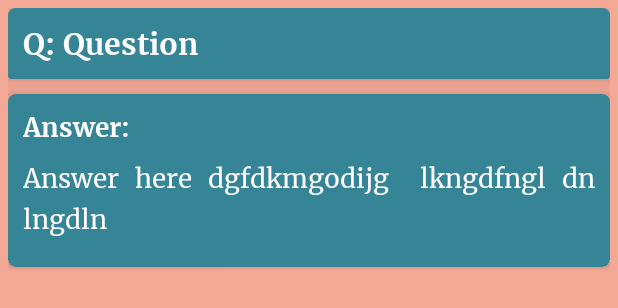
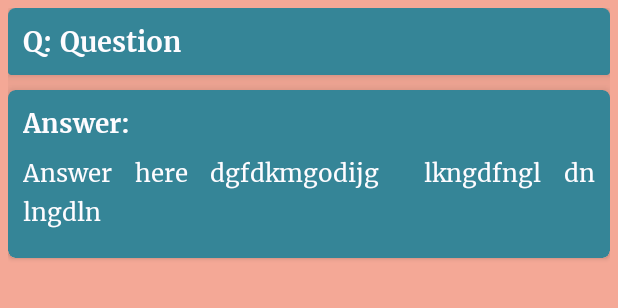
Before and after one commit to brahmy/InterviewExchange, an Android app: the layout fragment_second.xml on its own in the app's theme, with its tools: preview values and no code run, on a phone screen of 412 x 824 dp. Shown: the top 308 px of the screen. Run offline under Robolectric (Android 15) with nearby library versions, the light colour scheme and no system bars; Roboto replaces fonts that are not available here.

Commit message:
Interview Exchange new changes

```diff
--- a/app/build.gradle
+++ b/app/build.gradle
@@ -12,8 +12,8 @@ android {
         applicationId "com.asab.interviewexchange"
         minSdkVersion 16
         targetSdkVersion 30
-        versionCode 1
-        versionName "1.0"
+        versionCode 2
+        versionName "1.0.1"
         multiDexEnabled true
 
         testInstrumentationRunner "androidx.test.runner.AndroidJUnitRunner"
--- a/app/src/main/res/layout/activity_main.xml
+++ b/app/src/main/res/layout/activity_main.xml
@@ -30,6 +30,7 @@
         android:layout_width="wrap_content"
         android:layout_height="wrap_content"
         android:layout_gravity="bottom|end"
+        android:visibility="gone"
         android:layout_margin="@dimen/fab_margin"
         app:srcCompat="@android:drawable/ic_dialog_email" />
 
--- a/app/src/main/res/layout/fragment_second.xml
+++ b/app/src/main/res/layout/fragment_second.xml
@@ -33,7 +33,7 @@
                 android:id="@+id/textview_question_sn0"
                 android:layout_width="wrap_content"
                 android:layout_height="wrap_content"
-                android:textSize="20sp"
+                android:textSize="18sp"
                 android:textColor="@color/milk"
                 android:fontFamily="@font/merriweather_bold"
                 android:text="Q:" />
@@ -41,7 +41,7 @@
                 android:id="@+id/textview_question"
                 android:layout_width="wrap_content"
                 android:layout_marginStart="5dp"
-                android:textSize="20sp"
+                android:textSize="18sp"
                 android:textColor="@color/milk"
                 android:layout_toEndOf="@+id/textview_question_sn0"
                 android:fontFamily="@font/merriweather_bold"
@@ -81,7 +81,7 @@
                     android:id="@+id/textview_answer"
                     android:layout_width="match_parent"
                     android:layout_marginTop="10dp"
-                    android:textSize="17sp"
+                    android:textSize="16sp"
                     android:textColor="@color/milk"
                     android:justificationMode="inter_word"
                     android:lineSpacingExtra="5.0dp"
```
